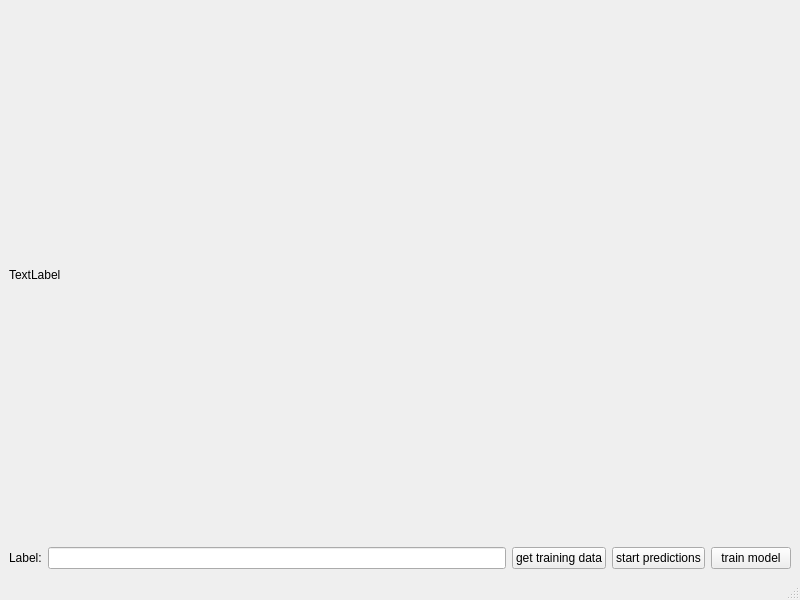
First picture: the form in interactive_webcam_stream/mainwindow.ui, repository DanielDondorp/interactive_webcam_stream, before the edit.
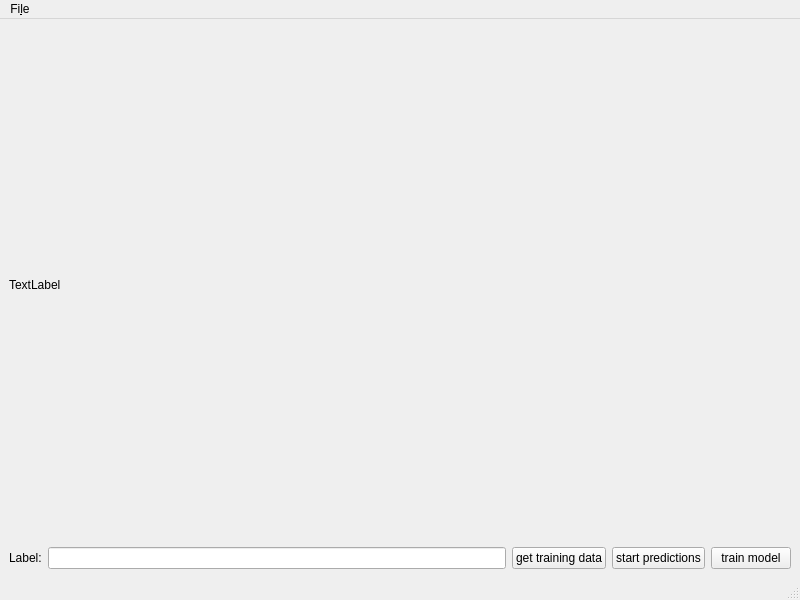
Second picture: the form after the edit.

Patch:
```diff
--- a/interactive_webcam_stream/mainwindow.ui
+++ b/interactive_webcam_stream/mainwindow.ui
@@ -68,6 +68,13 @@
      <height>30</height>
     </rect>
    </property>
+   <widget class="QMenu" name="menuFile">
+    <property name="title">
+     <string>Fi&amp;le</string>
+    </property>
+    <addaction name="actionsetWorkingDir"/>
+   </widget>
+   <addaction name="menuFile"/>
   </widget>
   <widget class="QStatusBar" name="statusbar"/>
  </widget>
```
Left out of the diff: 5 changed lines with no effect on the pictures.
